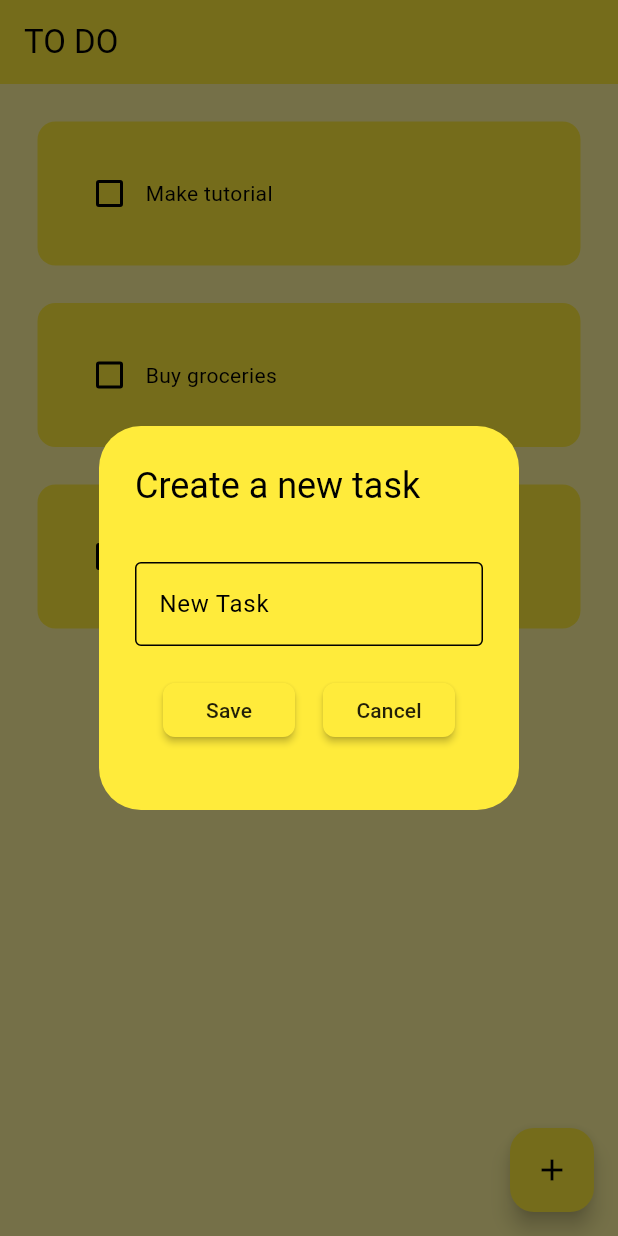
After one commit to AgrPaavan/flutter-todo-app, a Flutter app: the screen it shows after launch, after a tap on the "add" icon, on a phone screen of 412 x 824 dp. The commit adds this screen. Run offline on Flutter 3.47's test engine with Material 3 defaults, Android fonts, the phone set to English and light mode, and no system bars.

Commit message:
Refactor dialog box component and add functionality to create new tasks

```diff
--- /dev/null
+++ b/lib/components/dialog_box.dart
@@ -0,0 +1,49 @@
+import "package:flutter/material.dart";
+import "package:todo_app/components/my_button.dart";
+
+class DialogBox extends StatelessWidget {
+  final TextEditingController controller;
+  final VoidCallback onSave;
+  final VoidCallback onCancel;
+
+  const DialogBox({
+    super.key,
+    required this.controller,
+    required this.onSave,
+    required this.onCancel,
+  });
+
+  @override
+  Widget build(BuildContext context) {
+    return AlertDialog(
+      backgroundColor: Colors.yellow,
+      title: const Text("Create a new task"),
+      content: SizedBox(
+        height: 160,
+        child: Column(
+          mainAxisAlignment: MainAxisAlignment.spaceEvenly,
+          children: [
+            TextField(
+              controller: controller,
+              cursorColor: Colors.black,
+              decoration: const InputDecoration(
+                border: OutlineInputBorder(),
+                label: Text("New Task"),
+                labelStyle: TextStyle(color: Colors.black),
+                focusedBorder: OutlineInputBorder(),
+                // hintText: "Task name",
+              ),
+            ),
+            Row(
+              mainAxisAlignment: MainAxisAlignment.spaceEvenly,
+              children: [
+                MyButton(text: "Save", onPressed: onSave),
+                MyButton(text: "Cancel", onPressed: onCancel),
+              ],
+            )
+          ],
+        ),
+      ),
+    );
+  }
+}
--- a/lib/pages/home_page.dart
+++ b/lib/pages/home_page.dart
@@ -1,4 +1,5 @@
 import "package:flutter/material.dart";
+import "package:todo_app/components/dialog_box.dart";
 import "package:todo_app/components/todo_tile.dart";
 
 class HomePage extends StatefulWidget {
@@ -9,16 +10,40 @@ class HomePage extends StatefulWidget {
 }
 
 class _HomePageState extends State<HomePage> {
+  final TextEditingController _newTaskNameController = TextEditingController();
+
   List todoList = [
     ["Make tutorial", false],
     ["Buy groceries", false],
     ["Cook dinner", false],
   ];
 
+  /// Updates the state of the checkbox
   void checkBoxChanged(bool? value, int index) {
     setState(() {
       todoList[index][1] = value!;
     });
+  }
+
+  void saveNewTask() {
+    setState(() {
+      todoList.add([_newTaskNameController.text, false]);
+      _newTaskNameController.clear();
+    });
+    Navigator.of(context).pop();
+  }
+
+  void createNewTask() {
+    showDialog(
+      context: context,
+      builder: (conext) {
+        return DialogBox(
+          controller: _newTaskNameController,
+          onSave: saveNewTask,
+          onCancel: () => Navigator.of(context).pop(),
+        );
+      },
+    );
   }
 
   @override
@@ -29,6 +54,10 @@ class _HomePageState extends State<HomePage> {
         title: const Text("TO DO"),
         elevation: 0,
         backgroundColor: Theme.of(context).primaryColor,
+      ),
+      floatingActionButton: FloatingActionButton(
+        onPressed: createNewTask,
+        child: Icon(Icons.add),
       ),
       body: ListView.builder(
         itemCount: todoList.length,
```
